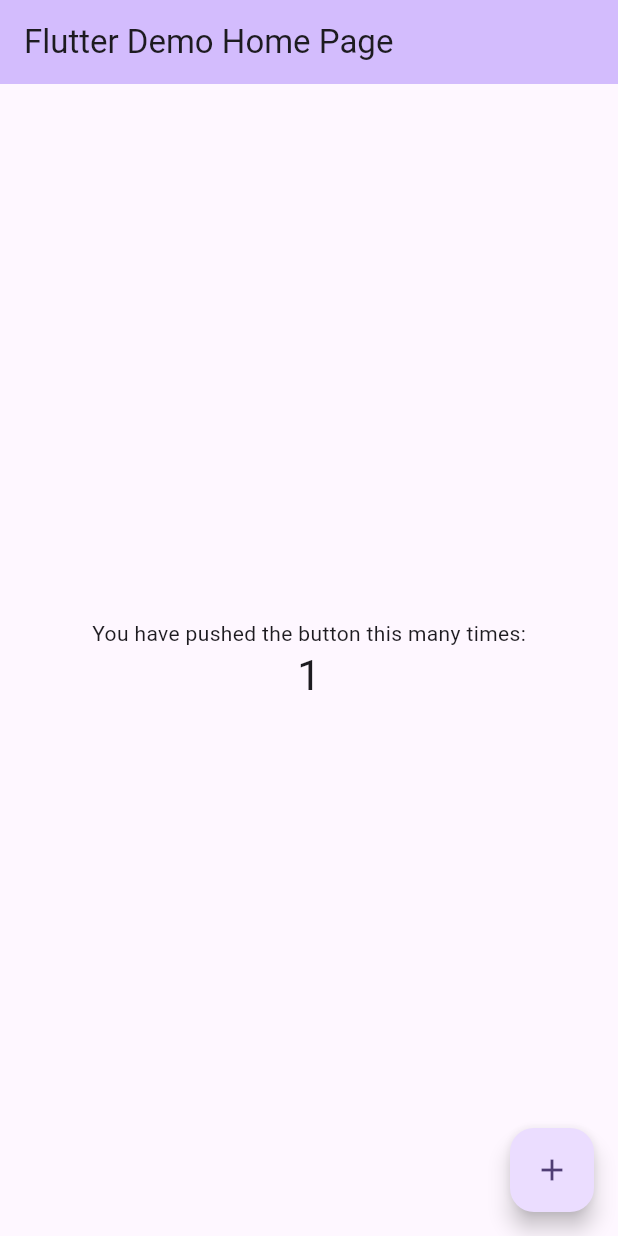
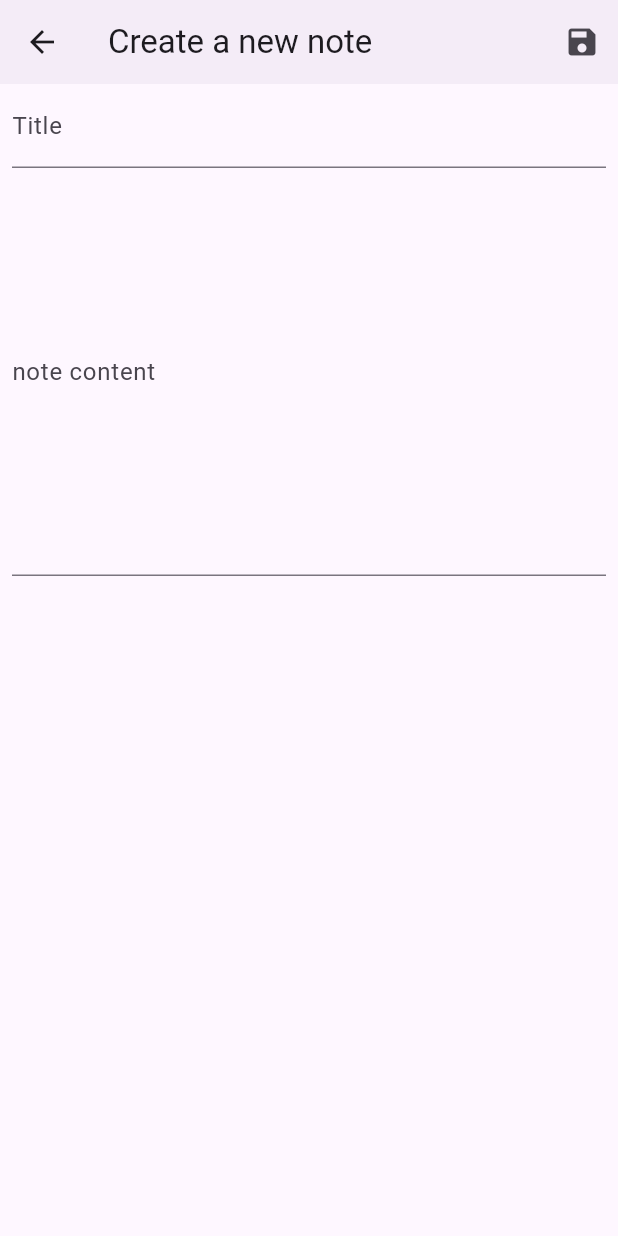
Before and after one commit to Tokomichel/notePad_flutter, a Flutter app: the screen it shows after launch, after a tap on the "add" icon, on a phone screen of 412 x 824 dp. Run offline on Flutter 3.47's test engine with Material 2 defaults, Android fonts, the light colour scheme and no system bars; our stand-ins replace hive; accounts and stored records are empty.

Commit message:
Creation de la fenetre d'ajout

```diff
--- a/lib/main.dart
+++ b/lib/main.dart
@@ -1,4 +1,5 @@
 import 'package:flutter/material.dart';
+import 'package:note_pad/new_note.dart';
 
 void main() {
   runApp(const MyApp());
@@ -11,34 +12,19 @@ class MyApp extends StatelessWidget {
   @override
   Widget build(BuildContext context) {
     return MaterialApp(
+      initialRoute: '/',
+      onGenerateRoute: (settings) => RouteGenerator.generateRoute(settings),
       title: 'Flutter Demo',
       theme: ThemeData(
-        // This is the theme of your application.
-        //
-        // TRY THIS: Try running your application with "flutter run". You'll see
-        // the application has a blue toolbar. Then, without quitting the app,
-        // try changing the seedColor in the colorScheme below to Colors.green
-        // and then invoke "hot reload" (save your changes or press the "hot
-        // reload" button in a Flutter-supported IDE, or press "r" if you used
-        // the command line to start the app).
-        //
-        // Notice that the counter didn't reset back to zero; the application
-        // state is not lost during the reload. To reset the state, use hot
-        // restart instead.
-        //
-        // This works for code too, not just values: Most code changes can be
-        // tested with just a hot reload.
         colorScheme: ColorScheme.fromSeed(seedColor: Colors.deepPurple),
         useMaterial3: true,
       ),
-      home: const MyHomePage(title: 'Flutter Demo Home Page'),
     );
   }
 }
 
 class MyHomePage extends StatefulWidget {
   const MyHomePage({super.key, required this.title});
-
 
   final String title;
 
@@ -47,44 +33,40 @@ class MyHomePage extends StatefulWidget {
 }
 
 class _MyHomePageState extends State<MyHomePage> {
-  int _counter = 0;
 
-  void _incrementCounter() {
-    setState(() {
-
-      _counter++;
-    });
-  }
 
   @override
   Widget build(BuildContext context) {
-
     return Scaffold(
       appBar: AppBar(
         backgroundColor: Theme.of(context).colorScheme.inversePrimary,
         title: Text(widget.title),
       ),
-      body: Center(
-
-        child: Column(
-
-          mainAxisAlignment: MainAxisAlignment.center,
-          children: <Widget>[
-            const Text(
-              'You have pushed the button this many times:',
-            ),
-            Text(
-              '$_counter',
-              style: Theme.of(context).textTheme.headlineMedium,
-            ),
-          ],
-        ),
-      ),
+      body: const Center(),
       floatingActionButton: FloatingActionButton(
-        onPressed: _incrementCounter,
+        onPressed: () {
+          // ignore: avoid_print
+          print(" On part creer");
+          Navigator.pushNamed(context, '/create');
+        },
         tooltip: 'Increment',
         child: const Icon(Icons.add),
       ), // This trailing comma makes auto-formatting nicer for build methods.
     );
   }
 }
+
+class RouteGenerator {
+  static Route<dynamic>? generateRoute(RouteSettings settings) {
+    switch (settings.name) {
+      case '/create':
+        return MaterialPageRoute(
+            builder: (context) => const CreateNoteScreen());
+
+      case '/':
+        return MaterialPageRoute(
+            builder: (context) => const MyHomePage(title: "Note pad app"));
+    }
+    return null;
+  }
+}
--- a/lib/model/note.dart
+++ b/lib/model/note.dart
@@ -4,12 +4,13 @@ part 'note.g.dart';
 
 @HiveType(typeId: 0)
 class Note {
-  @HiveField(0)
-  late int id;
+  Note(this.title, this.note);
 
   @HiveField(1)
   late String title;
 
   @HiveField(2)
   late String note;
+
+    String key() => title.hashCode.toString();
 }
--- /dev/null
+++ b/lib/new_note.dart
@@ -0,0 +1,91 @@
+import 'package:flutter/material.dart';
+import 'package:note_pad/model/note.dart';
+
+import 'model/note_box.dart';
+
+class CreateNoteScreen extends StatefulWidget {
+  const CreateNoteScreen({super.key});
+
+  @override
+  State<CreateNoteScreen> createState() => _CreateNoteScreenState();
+}
+
+class _CreateNoteScreenState extends State<CreateNoteScreen> {
+  final formKey = GlobalKey<FormState>();
+  final _titleController = TextEditingController();
+  final _noteContentController = TextEditingController();
+
+  @override
+  void dispose() {
+    _titleController.dispose();
+    _noteContentController.dispose();
+    super.dispose();
+  }
+
+  @override
+  Widget build(BuildContext context) {
+    return Scaffold(
+      appBar: AppBar(
+        elevation: 2,
+        title: const Text("Create a new note"),
+        actions: [
+          IconButton(
+              onPressed: () {
+                if(formKey.currentState!.validate())
+                {
+                var note =
+                    Note(_titleController.text, _noteContentController.text);
+
+                NoteBox.box!.put(note.key(), note);
+                Navigator.pop(context);
+                }
+              },
+              icon: const Icon(Icons.save))
+        ],
+      ),
+      body: Form(
+        key: formKey,
+        child: Column(
+          mainAxisAlignment: MainAxisAlignment.start,
+          crossAxisAlignment: CrossAxisAlignment.center,
+          children: [
+            Padding(
+              padding: const EdgeInsets.symmetric(horizontal: 8.0),
+              child: TextFormField(
+                controller: _titleController,
+                decoration: const InputDecoration(
+                  labelText: "Title",
+                ),
+                validator: (value) {
+                  if (value == null) {
+                    return "please enter a title for this note";
+                  }
+
+                  return null;
+                },
+              ),
+            ),
+            Expanded(
+              child: Padding(
+                padding: const EdgeInsets.symmetric(horizontal: 8.0),
+                child: TextFormField(
+                  controller: _noteContentController,
+                  keyboardType: TextInputType.multiline,
+                  maxLines: 10,
+                  decoration: const InputDecoration(labelText: "note content"),
+                  validator: (value) {
+                    if (value == null) {
+                      return "Please enter content for this note";
+                    }
+
+                    return null;
+                  },
+                ),
+              ),
+            )
+          ],
+        ),
+      ),
+    );
+  }
+}
```
Also changed, not shown: lib/model/note.g.dart.
